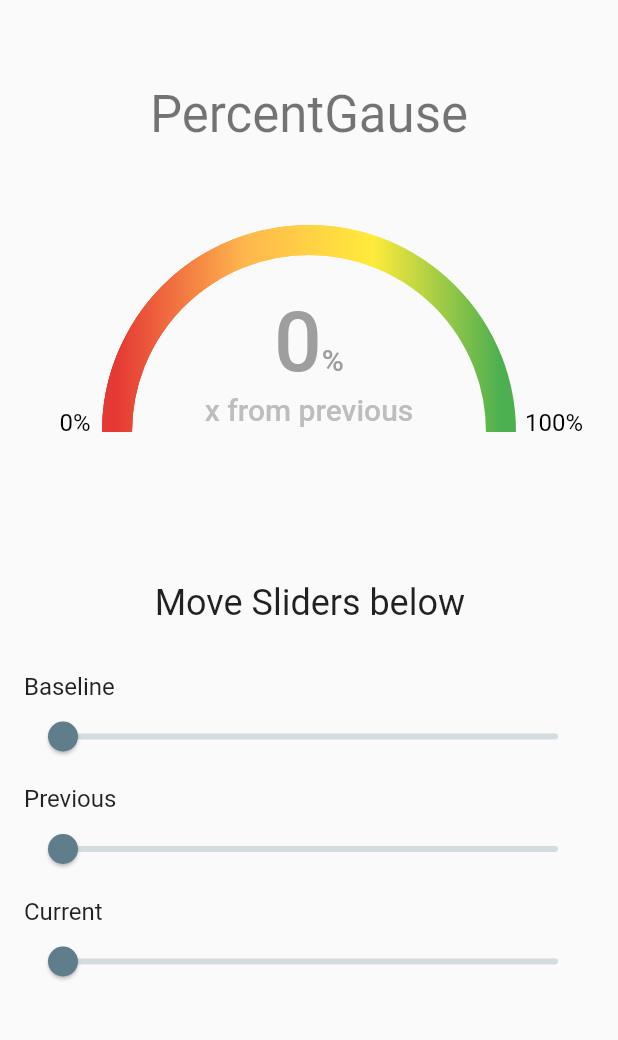
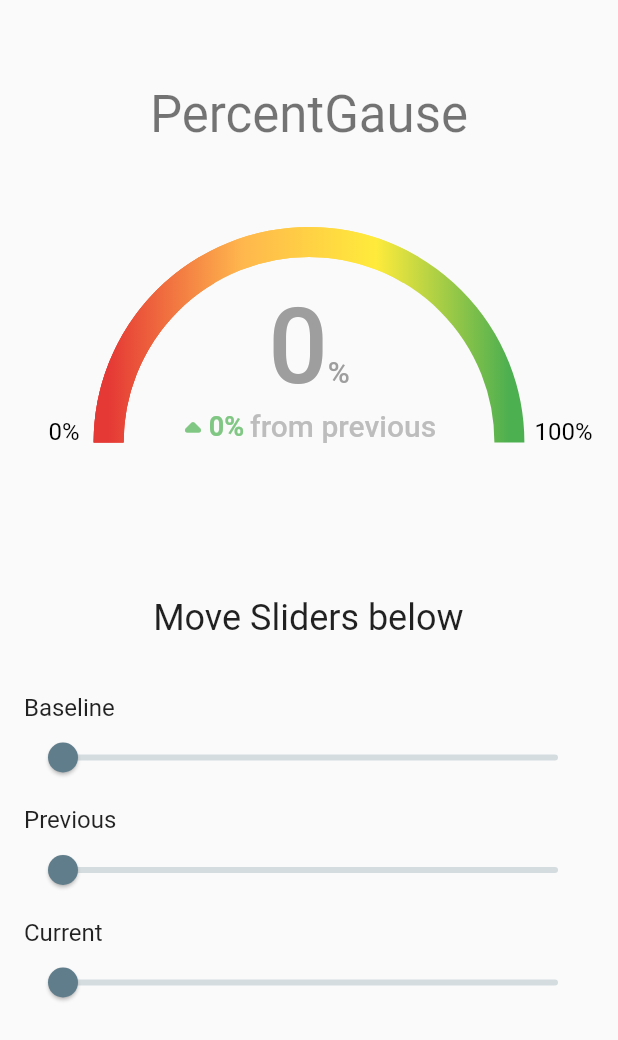
Before and after one commit to casa98/gause-ui, a Flutter app: the screen it shows after launch, on a phone screen of 412 x 824 dp. Shown: the top 1040 px of the screen. Run offline on Flutter 3.47's test engine with Material 2 defaults, Android fonts, the phone set to English and light mode, and no system bars.

Commit message:
Make fixes on percentage counter

```diff
--- a/lib/screens/home_page.dart
+++ b/lib/screens/home_page.dart
@@ -19,8 +19,6 @@ class _HomePageState extends State<HomePage> {
   int baselineValue = 0;
   int currentValue = 0;
   int previousValue = 0;
-  int selectedValue = 0;
-  String selectedLabel = '';
   bool usingTextfields = false;
   bool visible = false;
 
@@ -93,9 +91,7 @@ class _HomePageState extends State<HomePage> {
                   ),
                   const SizedBox(height: 32.0),
                   CustomGauge(
-                    descriptionString: selectedLabel,
-                    descriptionValue: selectedValue.toString(),
-                    gaugeSize: 320,
+                    gaugeSize: 334,
                     baselineValue: baselineController.text.isEmpty
                         ? 0
                         : int.parse(baselineController.text),
@@ -149,14 +145,12 @@ class _HomePageState extends State<HomePage> {
                                 value: baselineValue.toDouble(),
                                 onChanged: (value) {
                                   setState(() => baselineValue = value.toInt());
-                                  selectedValue = value.toInt();
-                                  selectedLabel = 'baseline';
                                   baselineController.text =
                                       value.toInt().toString();
                                 },
                                 min: 0,
                                 max: 100,
-                                divisions: 100,
+                                divisions: 101,
                               ),
                               const SizedBox(height: 8.0),
                               Text(
@@ -167,14 +161,12 @@ class _HomePageState extends State<HomePage> {
                                 value: previousValue.toDouble(),
                                 onChanged: (value) {
                                   setState(() => previousValue = value.toInt());
-                                  selectedValue = value.toInt();
-                                  selectedLabel = 'previous';
                                   previousController.text =
                                       value.toInt().toString();
                                 },
                                 min: 0,
                                 max: 100,
-                                divisions: 100,
+                                divisions: 101,
                               ),
                               const SizedBox(height: 8.0),
                               subtitleWidget(context),
@@ -182,14 +174,12 @@ class _HomePageState extends State<HomePage> {
                                 value: currentValue.toDouble(),
                                 onChanged: (value) {
                                   setState(() => currentValue = value.toInt());
-                                  selectedValue = value.toInt();
-                                  selectedLabel = 'current';
                                   currentController.text =
                                       value.toInt().toString();
                                 },
                                 min: 0,
                                 max: 100,
-                                divisions: 100,
+                                divisions: 101,
                               ),
                             ],
                           ),
--- a/lib/widget/gause_widget.dart
+++ b/lib/widget/gause_widget.dart
@@ -1,3 +1,4 @@
+import 'dart:developer';
 import 'dart:math' as math;
 import 'package:flutter/material.dart';
 
@@ -17,8 +18,8 @@ class GaugeNeedleClipper extends CustomClipper<Path> {
     final path = Path()
       ..addRect(
         Rect.fromPoints(
-          Offset(size.width / 2 - 1.5, size.height / 1.175),
-          Offset(size.width / 2 + 1.5, size.height * .945),
+          Offset(size.width / 2 - 1.3, size.height / 1.175),
+          Offset(size.width / 2 + 1.3, size.height * .945),
         ),
       )
       ..close();
@@ -41,14 +42,11 @@ class CustomGauge extends StatefulWidget {
   final int minValue;
   final int maxValue;
 
-  final int? baselineValue;
-  final int? previousValue;
-  final int? currentValue;
+  final int baselineValue;
+  final int previousValue;
+  final int currentValue;
 
   final Color needleColor;
-
-  final String descriptionString;
-  final String descriptionValue;
 
   final bool showBaselineMarker;
   final bool showPreviousMarker;
@@ -64,12 +62,10 @@ class CustomGauge extends StatefulWidget {
     this.gaugeSize = 200,
     this.minValue = 0,
     this.maxValue = 100,
-    this.baselineValue,
-    this.previousValue,
-    this.currentValue,
+    required this.baselineValue,
+    required this.previousValue,
+    required this.currentValue,
     this.needleColor = Colors.black,
-    required this.descriptionString,
-    required this.descriptionValue,
     this.showBaselineMarker = false,
     this.showPreviousMarker = false,
     this.showCurrentMarker = false,
@@ -103,31 +99,35 @@ class _CustomGaugeState extends State<CustomGauge> {
 
   @override
   Widget build(BuildContext context) {
+    Color widgetColor = Colors.green[300]!;
+    if (widget.currentValue - widget.previousValue < 0) {
+      widgetColor = Colors.red;
+    }
     List<CustomGaugeSegment>? segments = widget.segments;
     int? localBaselineValue = widget.baselineValue;
 
-    if (widget.baselineValue! < widget.minValue) {
+    if (widget.baselineValue < widget.minValue) {
       localBaselineValue = widget.minValue;
     }
-    if (widget.baselineValue! > widget.maxValue) {
+    if (widget.baselineValue > widget.maxValue) {
       localBaselineValue = widget.maxValue;
     }
 
     int? localPreviousValue = widget.previousValue;
 
-    if (widget.previousValue! < widget.minValue) {
+    if (widget.previousValue < widget.minValue) {
       localPreviousValue = widget.minValue;
     }
-    if (widget.previousValue! > widget.maxValue) {
+    if (widget.previousValue > widget.maxValue) {
       localPreviousValue = widget.maxValue;
     }
 
     int? localCurrentValue = widget.currentValue;
 
-    if (widget.currentValue! < widget.minValue) {
+    if (widget.currentValue < widget.minValue) {
       localCurrentValue = widget.minValue;
     }
-    if (widget.currentValue! > widget.maxValue) {
+    if (widget.currentValue > widget.maxValue) {
       localCurrentValue = widget.maxValue;
     }
 
@@ -150,20 +150,17 @@ class _CustomGaugeState extends State<CustomGauge> {
         children: <Widget>[
           ...buildGauge(segments),
           if (widget.showMarkers)
-            CustomPaint(
+            ((widget.baselineValue < 4 && widget.showBaselineMarker) ||
+                    (widget.previousValue < 4 && widget.showPreviousMarker) ||
+                    (widget.currentValue < 4 && widget.showCurrentMarker))
+                ? const SizedBox.shrink()
+                : CustomPaint(
                     size: Size(widget.gaugeSize, widget.gaugeSize),
                     painter: GaugeMarkerPainter(
                       '${widget.minValue}%',
                       Offset(
                         widget.gaugeSize * -0.02,
-                  ((widget.showBaselineMarker ||
-                              widget.showPreviousMarker ||
-                              widget.showCurrentMarker) &&
-                          (widget.baselineValue! < 4 ||
-                              widget.previousValue! < 4 ||
-                              widget.currentValue! < 4))
-                      ? widget.gaugeSize * 0.51
-                      : widget.gaugeSize * 0.45,
+                        widget.gaugeSize * 0.45,
                       ),
                       const TextStyle(
                         fontSize: 16.0,
@@ -172,17 +169,17 @@ class _CustomGaugeState extends State<CustomGauge> {
                     ),
                   ),
           if (widget.showMarkers)
-            CustomPaint(
+            (widget.baselineValue > 96 ||
+                    widget.previousValue > 96 ||
+                    widget.currentValue > 96)
+                ? const SizedBox.shrink()
+                : CustomPaint(
                     size: Size(widget.gaugeSize, widget.gaugeSize),
                     painter: GaugeMarkerPainter(
                       '${widget.maxValue}%',
                       Offset(
                         widget.gaugeSize * 0.95,
-                  (widget.baselineValue! > 96 ||
-                          widget.previousValue! > 96 ||
-                          widget.currentValue! > 96)
-                      ? widget.gaugeSize * 0.51
-                      : widget.gaugeSize * 0.45,
+                        widget.gaugeSize * 0.45,
                       ),
                       const TextStyle(
                         fontSize: 16.0,
@@ -200,7 +197,7 @@ class _CustomGaugeState extends State<CustomGauge> {
           if (widget.showCurrentMarker)
             legendWidget(label: 'Current', localValue: localCurrentValue),
           Container(
-            height: 224,
+            height: 230,
             width: widget.gaugeSize,
             alignment: Alignment.center,
             child: Column(
@@ -212,9 +209,10 @@ class _CustomGaugeState extends State<CustomGauge> {
                   crossAxisAlignment: CrossAxisAlignment.end,
                   children: [
                     Text(
-                      widget.descriptionValue,
-                      style: Theme.of(context).textTheme.headline2?.copyWith(
+                      widget.currentValue.toString(),
+                      style: TextStyle(
                         color: Colors.grey[500],
+                        fontSize: 70.0,
                         fontWeight: FontWeight.w500,
                       ),
                     ),
@@ -227,24 +225,64 @@ class _CustomGaugeState extends State<CustomGauge> {
                               .headline6
                               ?.copyWith(color: Colors.grey[500]),
                         ),
-                        const SizedBox(height: 10.0),
+                        const SizedBox(height: 13.0),
                       ],
                     ),
                   ],
                 ),
-                //TODO
+                Row(
+                  mainAxisAlignment: MainAxisAlignment.center,
+                  children: [
+                    Stack(
+                      children: [
+                        Positioned(
+                          right: (widget.currentValue - widget.previousValue)
+                                      .abs() <
+                                  10
+                              ? 16.0
+                              : (widget.currentValue - widget.previousValue)
+                                          .abs() ==
+                                      100
+                                  ? 36.0
+                                  : 26.0,
+                          top: -6.0,
+                          child: widgetColor == Colors.green[300]
+                              ? Icon(
+                                  Icons.arrow_drop_up_rounded,
+                                  color: widgetColor,
+                                  size: 36.0,
+                                )
+                              : Icon(
+                                  Icons.arrow_drop_down_rounded,
+                                  color: widgetColor,
+                                  size: 36.0,
+                                ),
+                        ),
                         Text(
-                  'x from previous',
+                          '    ${(widget.currentValue - widget.previousValue).abs()}%',
+                          style: TextStyle(
+                            color: widgetColor,
+                            fontSize: 18.0,
+                            fontWeight: FontWeight.w600,
+                          ),
+                        ),
+                      ],
+                    ),
+                    const SizedBox(width: 4.0),
+                    Text(
+                      'from previous',
                       style: Theme.of(context).textTheme.headline6?.copyWith(
                             color: Colors.grey[400],
                           ),
                     ),
                   ],
                 ),
+              ],
+            ),
           ),
           Positioned(
-            top: 260,
-            right: 56,
+            top: 270,
+            right: 64,
             child: Center(
               child: Text(
                 '${widget.usingTextfields ? 'Enter fields' : 'Move Sliders'} below',
@@ -272,7 +310,7 @@ class _CustomGaugeState extends State<CustomGauge> {
           child: Container(
             width: widget.gaugeSize * 0.3,
             height: widget.gaugeSize,
-            color: Colors.grey[500],
+            color: Colors.grey[600],
           ),
         ),
       ),
```
Also changed, not shown: assets/1.png (deleted), assets/2.png (deleted), assets/gause.gif (deleted). Lines whose indentation alone changed are shown as unchanged.
